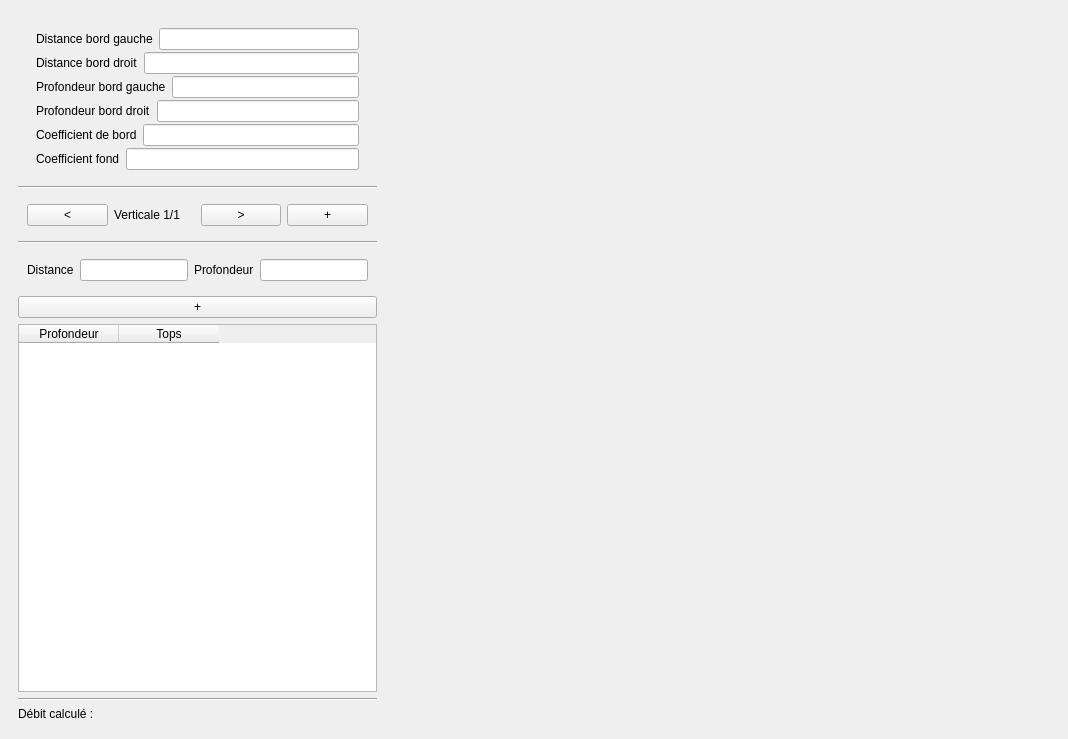
Above: mainwindow.ui from vincentheynderickx/depjau-v2 before the change. Below: the same form after it.
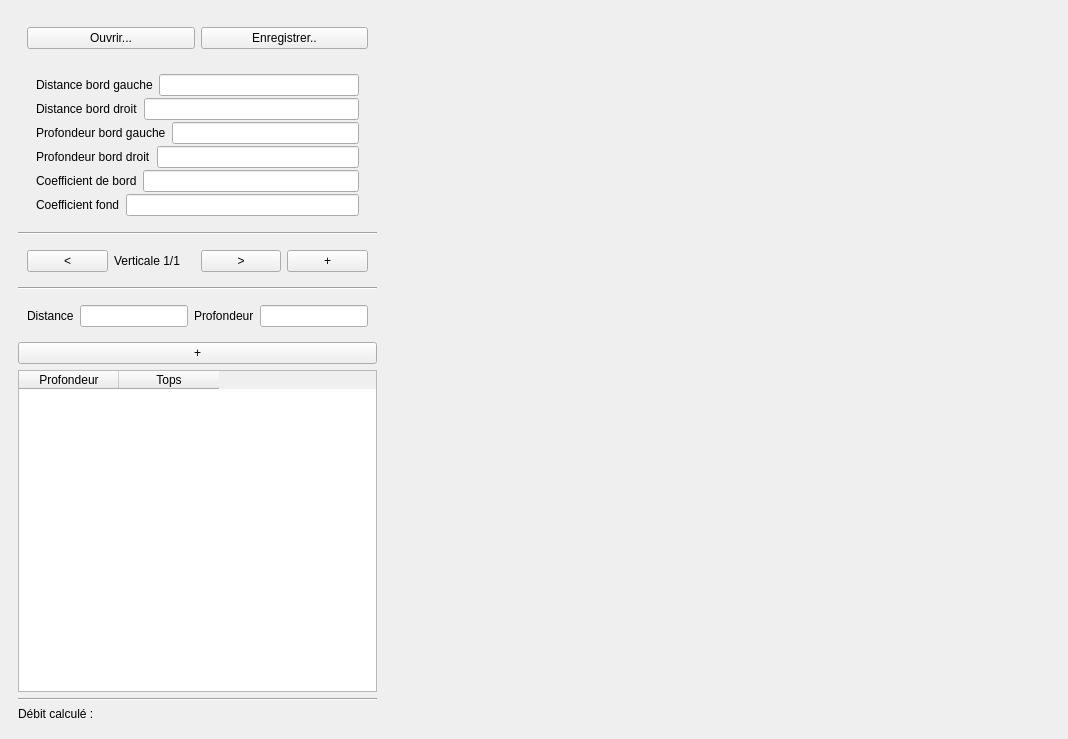
That is the form after the change. Custom widgets are drawn as their Qt base class.

Commit message: change ui with buttons to open and save

Diff of the .ui file:
```diff
--- a/mainwindow.ui
+++ b/mainwindow.ui
@@ -39,6 +39,26 @@
        </sizepolicy>
       </property>
       <layout class="QVBoxLayout" name="verticalLayout_6">
+       <item>
+        <widget class="QWidget" name="widget" native="true">
+         <layout class="QHBoxLayout" name="horizontalLayout_13">
+          <item>
+           <widget class="QPushButton" name="pushButton_2">
+            <property name="text">
+             <string>Ouvrir...</string>
+            </property>
+           </widget>
+          </item>
+          <item>
+           <widget class="QPushButton" name="pushButton">
+            <property name="text">
+             <string>Enregistrer..</string>
+            </property>
+           </widget>
+          </item>
+         </layout>
+        </widget>
+       </item>
        <item>
         <widget class="QWidget" name="general_params" native="true">
          <layout class="QVBoxLayout" name="verticalLayout_2">
```
